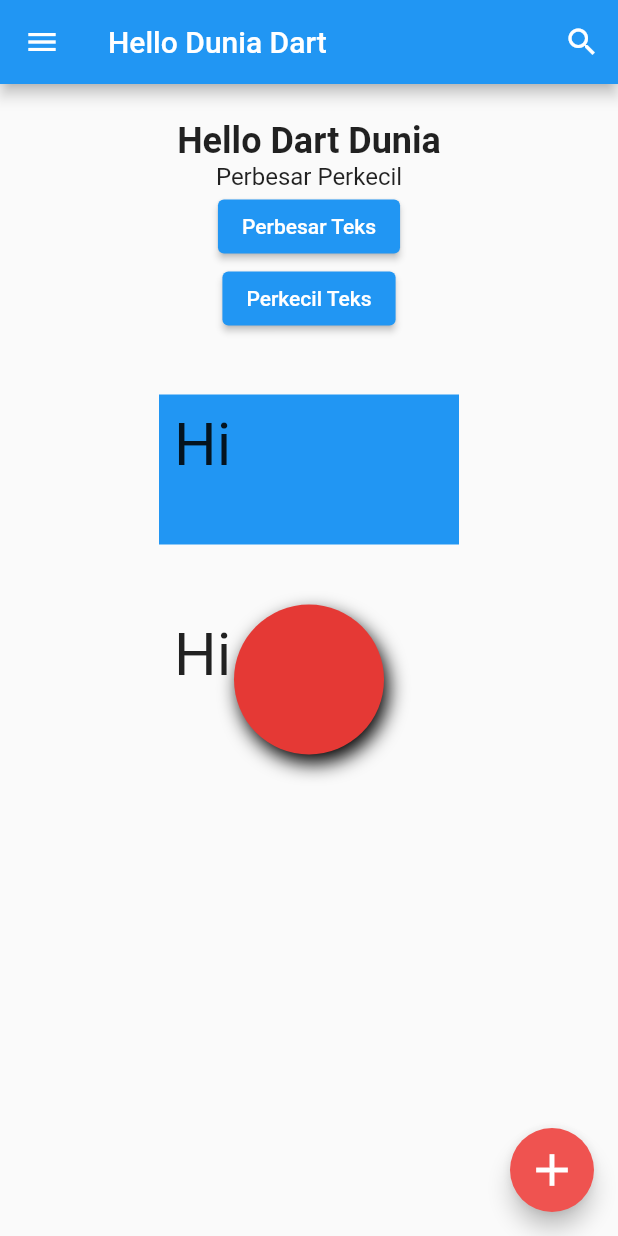
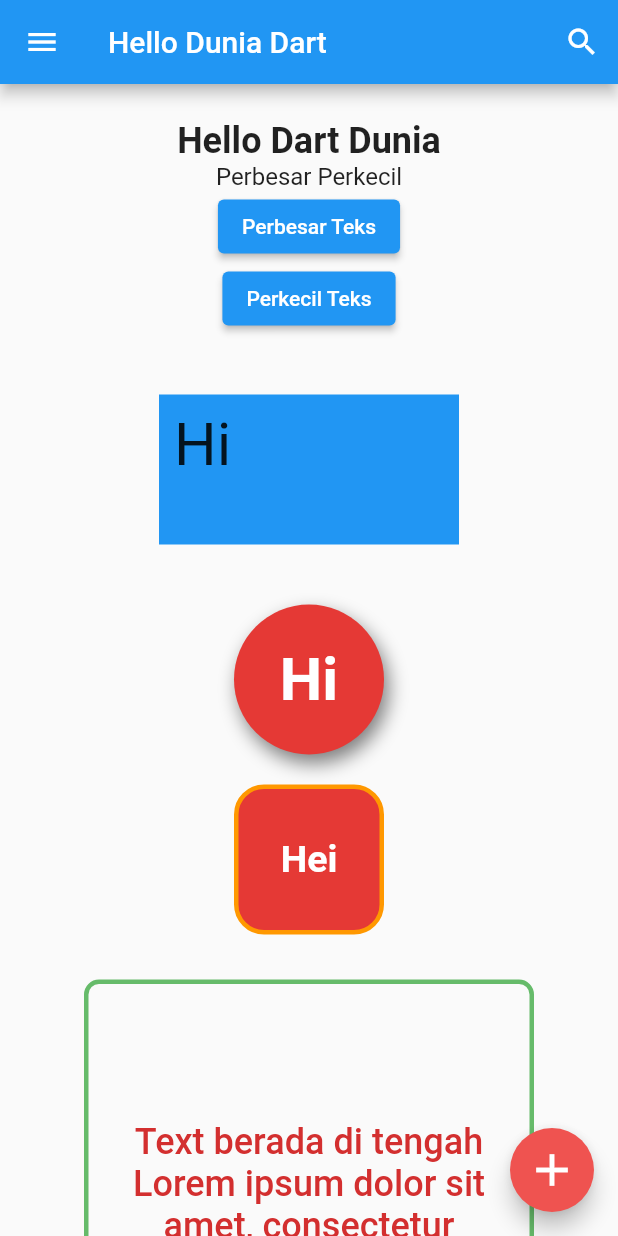
Before and after one commit to Flutter-Dart-Hacks/flutter-dicoding-a, a Flutter app: the screen it shows after launch, on a phone screen of 412 x 824 dp. Run offline on Flutter 3.47's test engine with Material 2 defaults, Android fonts, the light colour scheme and no system bars.

Commit message:
Pengenalan widget container
Pengenalan widget row dan column

```diff
--- a/lib/helloworld.dart
+++ b/lib/helloworld.dart
@@ -63,17 +63,72 @@ class _HelloWorldsState extends State<HelloWorlds> {
                 decoration: BoxDecoration(
                   color: Colors.red.shade600,
                   shape: BoxShape.circle,
-                  boxShadow: const [
+                  boxShadow: [
                     BoxShadow(
-                      color: Colors.black,
-                      offset: Offset(3, 6),
+                      color: Colors.black.withOpacity(0.5),
+                      offset: const Offset(3, 6),
                       blurRadius: 10,
                     )
                   ],
                 ),
-                child: const Text(
-                  'Hi',
-                  style: TextStyle(fontSize: 40),
+                child: const Center(
+                  child: Text(
+                    'Hi',
+                    style: TextStyle(
+                      fontSize: 40,
+                      color: Colors.white,
+                      fontWeight: FontWeight.bold,
+                    ),
+                  ),
+                ),
+              ),
+              Container(
+                width: 100,
+                height: 100,
+                margin: const EdgeInsets.symmetric(vertical: 20),
+                decoration: BoxDecoration(
+                  color: Colors.red.shade600,
+                  border: Border.all(width: 3, color: Colors.orange),
+                  borderRadius: BorderRadius.circular(20),
+                ),
+                // Centering dengan menggunakan
+                // Alignment https://stackoverflow.com/questions/50554110/how-do-i-center-text-vertically-and-horizontally-in-flutter
+                child: const Align(
+                  alignment: Alignment.center,
+                  child: Text(
+                    'Hei',
+                    style: TextStyle(
+                      fontWeight: FontWeight.bold,
+                      fontSize: 25,
+                      color: Colors.white,
+                    ),
+                    textAlign: TextAlign.center,
+                  ),
+                ),
+              ),
+              Container(
+                width: 300,
+                height: 300,
+                margin: const EdgeInsets.only(
+                  top: 10,
+                  bottom: 40,
+                ),
+                decoration: BoxDecoration(
+                  border: Border.all(
+                    width: 3,
+                    color: Colors.green.shade400,
+                  ),
+                  borderRadius: BorderRadius.circular(10),
+                ),
+                child: Center(
+                  child: Text(
+                    'Text berada di tengah\nLorem ipsum dolor sit amet, consectetur adipiscing elit',
+                    style: TextStyle(
+                        fontWeight: FontWeight.w500,
+                        fontSize: 24,
+                        color: Colors.red.shade700),
+                    textAlign: TextAlign.center,
+                  ),
                 ),
               )
             ],
```
